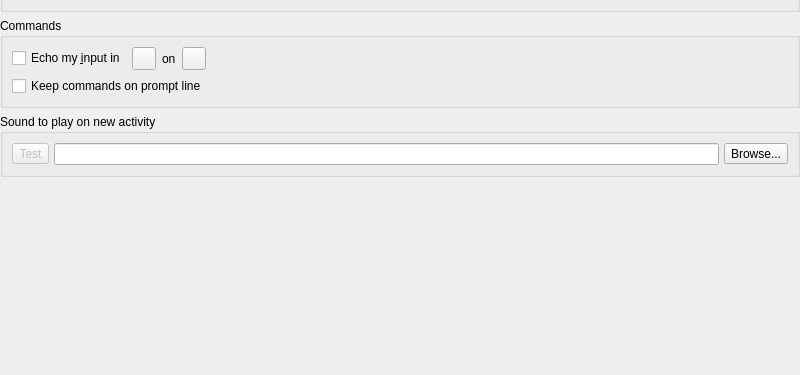
Qt form smushclient-qt/cpp/ui/worlddetails/output.ui (jnbooth/smushclient) before a commit; both pictures show x 0 to 800 and y 225 to 600 of the 800 by 600 pixel window.
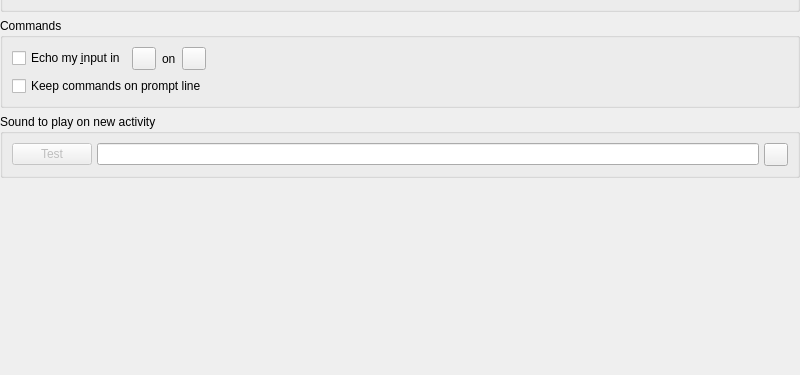
The same form after that commit. Icons and pictures are not drawn. Custom widgets are drawn as their Qt base class.

Commit message: Remove QPushButton text

```diff
--- a/smushclient-qt/cpp/ui/worlddetails/output.ui
+++ b/smushclient-qt/cpp/ui/worlddetails/output.ui
@@ -641,7 +641,7 @@
        <number>5</number>
       </property>
       <item>
-       <widget class="QToolButton" name="NewActivitySound_test">
+       <widget class="QPushButton" name="NewActivitySound_test">
         <property name="enabled">
          <bool>false</bool>
         </property>
@@ -662,9 +662,6 @@
       </item>
       <item>
        <widget class="QToolButton" name="NewActivitySound_browse">
-        <property name="text">
-         <string>Browse...</string>
-        </property>
         <property name="icon">
          <iconset theme="document-open"/>
         </property>
```
The commit also changes 8 other files.
